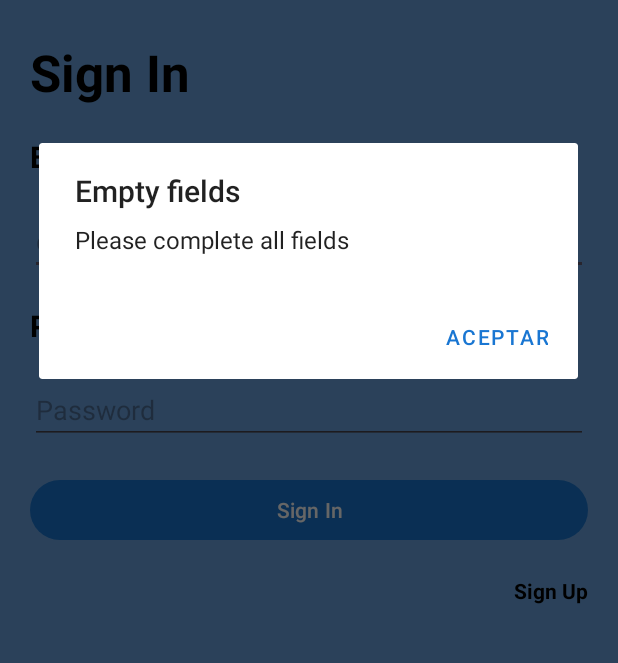
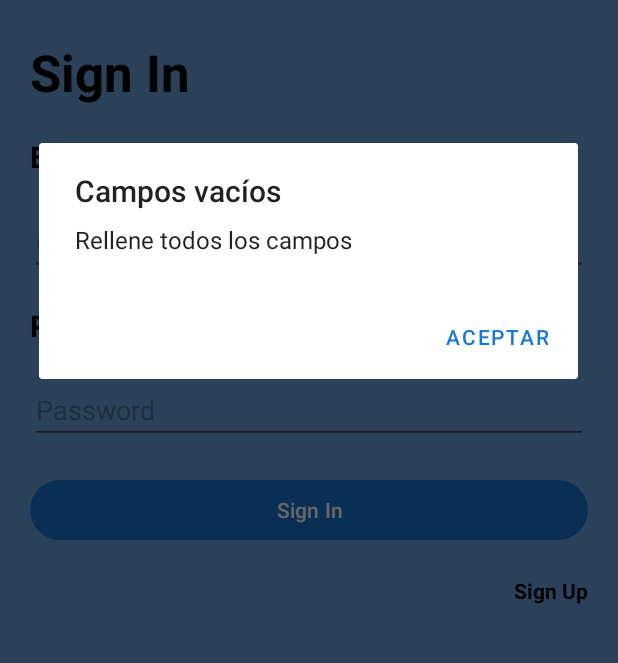
Before and after one commit to JosechoMT-07/Powerpro-App, an Android app: the screen it shows after launch (AuthActivity), after a tap on "Sign In", on a phone screen of 412 x 824 dp, the part 357-1020 px from its top. Run offline under Robolectric (Android 15) with nearby library versions, the phone set to English and light mode, and no system bars; our stand-ins replace Firebase (no records; nobody signed in at launch, a user with empty details on screens opened directly); Roboto replaces fonts that are not available here.

Commit message:
Algunas modificaciones varias

```diff
--- a/app/src/main/java/net/josesernamacia/powerpro/ui/autentication/AuthActivity.kt
+++ b/app/src/main/java/net/josesernamacia/powerpro/ui/autentication/AuthActivity.kt
@@ -6,6 +6,7 @@ import androidx.appcompat.app.AppCompatActivity
 import android.os.Bundle
 import com.google.firebase.auth.FirebaseAuth
 import net.josesernamacia.powerpro.MainActivity
+import net.josesernamacia.powerpro.R
 import net.josesernamacia.powerpro.databinding.ActivityAuthBinding
 
 class AuthActivity : AppCompatActivity() {
@@ -43,7 +44,7 @@ class AuthActivity : AppCompatActivity() {
                 val passwordPattern = Regex("^(?=.*[0-9])(?=.*[a-z])(?=.*[A-Z]).{6,}\$")
                 if (!passwordPattern.matches(password)) {
                     // Si la contraseña no cumple con los criterios, mostrar un error
-                    showAlert("Password ERROR","Password must be at least 6 characters long, including at least one uppercase letter, one lowercase letter, and one number.")
+                    showAlert(getString(R.string.error_pass), getString(R.string.err_pass_msg))
                     return@setOnClickListener
                 }
 
@@ -53,13 +54,15 @@ class AuthActivity : AppCompatActivity() {
                         if (task.isSuccessful) {
                             //FirebaseAuth.getInstance().currentUser?.sendEmailVerification()
                             //showAlert("Email verification sent","Please check your email, and verify your account")
-                            showAlert("Email creation account","Cuenta creada correctamente")
+                            showAlert(getString(R.string.pass_requisitos),
+                                getString(R.string.conf_cuenta))
                         } else {
-                            showAlert("Error creating account","An error occurred while creating the account. Please try again.")
+                            showAlert(getString(R.string.error_account),
+                                getString(R.string.create_account))
                         }
                     }
             } else {
-                showAlert("Empty fields","Please complete all fields")
+                showAlert(getString(R.string.empty_fields), getString(R.string.empty_fields_msg))
             }
         }
 
@@ -75,12 +78,14 @@ class AuthActivity : AppCompatActivity() {
                             val user = FirebaseAuth.getInstance().currentUser
                             showHome(user?.email ?: "")
                         } else {
-                            showAlert("Error logging in","Incorrect email or password. Please try again.")
+                            showAlert(getString(R.string.error_al_iniciar_sesi_n),
+                                getString(R.string.correo_electr_nico_o_contrase_a_incorrectos_por_favor_int_ntelo_de_nuevo))
                         }
                     }
 
             } else {
-                showAlert("Empty fields","Please complete all fields")
+                showAlert(getString(R.string.campos_vac_os),
+                    getString(R.string.rellene_todos_los_campos))
             }
         }
     }
@@ -89,7 +94,7 @@ class AuthActivity : AppCompatActivity() {
         val builder = AlertDialog.Builder(this)
         builder.setTitle(titulo)
         builder.setMessage(msg)
-        builder.setPositiveButton("Aceptar",null)
+        builder.setPositiveButton(getString(R.string.aceptar),null)
         val dialog: AlertDialog = builder.create()
         dialog.show()
     }
--- a/app/src/main/res/layout/activity_auth.xml
+++ b/app/src/main/res/layout/activity_auth.xml
@@ -22,7 +22,7 @@
         android:layout_height="wrap_content"
         android:layout_marginStart="20dp"
         android:layout_marginTop="25dp"
-        android:text="Sign In"
+        android:text="@string/sign_in"
         android:textColor="@color/black"
         android:textSize="34sp"
         android:textStyle="bold"
@@ -34,7 +34,7 @@
         android:layout_width="wrap_content"
         android:layout_height="wrap_content"
         android:layout_marginTop="20dp"
-        android:text="Email"
+        android:text="@string/email"
         android:textColor="@color/black"
         android:textSize="20sp"
         android:textStyle="bold"
@@ -48,7 +48,7 @@
         android:layout_marginTop="20dp"
         android:layout_marginEnd="20dp"
         android:ems="10"
-        android:hint="example@hotmail.com"
+        android:hint="@string/example_hotmail_com"
         android:inputType="textEmailAddress"
         app:layout_constraintEnd_toEndOf="parent"
         app:layout_constraintStart_toStartOf="@+id/textView8"
@@ -59,7 +59,7 @@
         android:layout_width="wrap_content"
         android:layout_height="wrap_content"
         android:layout_marginTop="20dp"
-        android:text="Password"
+        android:text="@string/password"
         android:textColor="@color/black"
         android:textSize="20sp"
         android:textStyle="bold"
@@ -72,7 +72,7 @@
         android:layout_height="wrap_content"
         android:layout_marginTop="20dp"
         android:ems="10"
-        android:hint="Password"
+        android:hint="@string/password_auth"
         android:inputType="textPassword"
         app:layout_constraintEnd_toEndOf="@+id/edtEmail"
         app:layout_constraintStart_toStartOf="@+id/textView9"
@@ -83,7 +83,7 @@
         android:layout_width="0dp"
         android:layout_height="wrap_content"
         android:layout_marginTop="20dp"
-        android:text="Sign In"
+        android:text="@string/sign_in_auth"
         android:textColorLink="@color/blueApp"
         app:layout_constraintEnd_toEndOf="@+id/edtPassword"
         app:layout_constraintHorizontal_bias="0.0"
@@ -95,7 +95,7 @@
         android:layout_width="wrap_content"
         android:layout_height="wrap_content"
         android:layout_marginTop="20dp"
-        android:text="Sign Up"
+        android:text="@string/sign_up"
         android:textAlignment="center"
         android:textAllCaps="false"
         android:textColor="@color/black"
--- a/app/src/main/res/values/strings.xml
+++ b/app/src/main/res/values/strings.xml
@@ -69,6 +69,26 @@
     <string name="por_favor_ingresa_la_potencia_el_voltaje_y_el_porcentaje_de_p_rdida_requeridos">Por favor, ingresa la potencia, el voltaje y el porcentaje de pérdida requeridos.</string>
     <string name="unidades_precio_unitario">%1$s - %2$s unidades - Precio unitario: %3$s €\n</string>
     <string name="costo_total">Costo total: %1$s €</string>
+    <string name="error_al_iniciar_sesi_n">Error al iniciar sesión</string>
+    <string name="correo_electr_nico_o_contrase_a_incorrectos_por_favor_int_ntelo_de_nuevo">Correo electrónico o contraseña incorrectos. Por favor, inténtelo de nuevo.</string>
+    <string name="error_pass">Error de contraseña</string>
+    <string name="err_pass_msg">La contraseña debe tener al menos 6 caracteres, incluyendo al menos una letra mayúscula, una letra minúscula y un número.</string>
+    <string name="pass_requisitos">La contraseña debe tener al menos 6 caracteres, incluyendo al menos una letra mayúscula, una letra minúscula y un número.</string>
+    <string name="conf_cuenta">Cuenta creada correctamente</string>
+    <string name="error_account">Error al crear una cuenta</string>
+    <string name="create_account">Se ha producido un error al crear la cuenta. Por favor, inténtelo de nuevo.</string>
+    <string name="empty_fields">Campos vacíos</string>
+    <string name="empty_fields_msg">Rellene todos los campos</string>
+    <string name="campos_vac_os">Campos vacíos</string>
+    <string name="rellene_todos_los_campos">Rellene todos los campos</string>
+    <string name="aceptar">Aceptar</string>
+    <string name="example_hotmail_com">example@hotmail.com</string>
+    <string name="email">Email</string>
+    <string name="sign_in">Sign In</string>
+    <string name="password">Password</string>
+    <string name="password_auth">Password</string>
+    <string name="sign_in_auth">Sign In</string>
+    <string name="sign_up">Sign Up</string>
 
 
 </resources>
```
